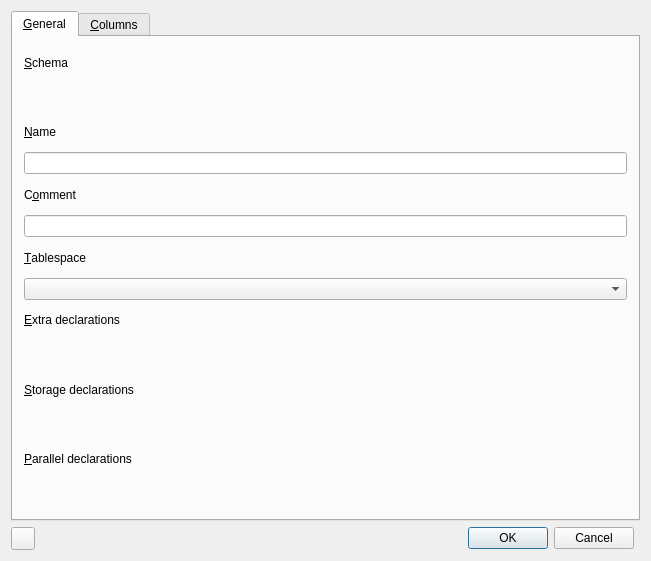
Above: src/tobrowsertableui.ui from tora-tool/tora before the change. Below: the same form after it.
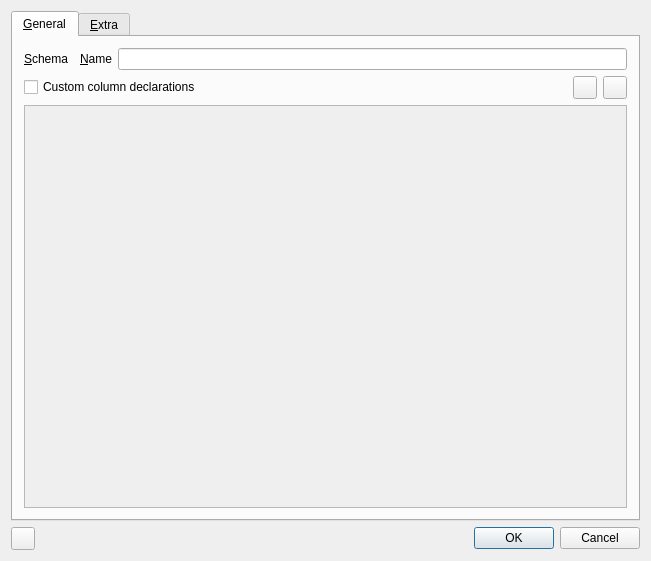
That is the form after the change. Icons and pictures are not drawn. Custom widgets are drawn as their Qt base class.

Commit message: CreateTable changes: UI - moved column list to first tab, fix problems with additional table parameters, fix problem with NUMBER type without size specified.

Patch:
```diff
--- a/src/tobrowsertableui.ui
+++ b/src/tobrowsertableui.ui
@@ -13,47 +13,8 @@
   <property name="windowTitle">
    <string>Table columns</string>
   </property>
-  <layout class="QGridLayout">
-   <property name="margin">
-    <number>11</number>
-   </property>
-   <property name="spacing">
-    <number>6</number>
-   </property>
-   <item row="1" column="0">
-    <widget class="QToolButton" name="ShowSql">
-     <property name="focusPolicy">
-      <enum>Qt::StrongFocus</enum>
-     </property>
-     <property name="toolTip">
-      <string>Display SQL to create this constraint</string>
-     </property>
-     <property name="text">
-      <string/>
-     </property>
-     <property name="icon">
-      <iconset resource="tora.qrc">
-       <normaloff>:/icons/sql.xpm</normaloff>:/icons/sql.xpm</iconset>
-     </property>
-    </widget>
-   </item>
-   <item row="1" column="1">
-    <spacer>
-     <property name="orientation">
-      <enum>Qt::Horizontal</enum>
-     </property>
-     <property name="sizeType">
-      <enum>QSizePolicy::Expanding</enum>
-     </property>
-     <property name="sizeHint" stdset="0">
-      <size>
-       <width>20</width>
-       <height>20</height>
-      </size>
-     </property>
-    </spacer>
-   </item>
-   <item row="0" column="0" colspan="4">
+  <layout class="QVBoxLayout" name="verticalLayout_3">
+   <item>
     <widget class="QTabWidget" name="Tabs">
      <property name="currentIndex">
       <number>0</number>
@@ -62,7 +23,9 @@
       <attribute name="title">
        <string>&amp;General</string>
       </attribute>
-      <layout class="QVBoxLayout">
+      <layout class="QVBoxLayout" name="verticalLayout_4">
+       <item>
+        <layout class="QHBoxLayout" name="hlSchemaName">
        <item>
         <widget class="QLabel" name="SchemaLabel">
          <property name="text">
@@ -95,6 +58,77 @@
        <item>
         <widget class="QLineEdit" name="Name"/>
        </item>
+        </layout>
+       </item>
+       <item>
+        <layout class="QHBoxLayout" name="hlColumnActions">
+         <item>
+          <widget class="QCheckBox" name="CustomDeclarations">
+           <property name="text">
+            <string>Custom column declarations</string>
+           </property>
+          </widget>
+         </item>
+         <item>
+          <spacer>
+           <property name="orientation">
+            <enum>Qt::Horizontal</enum>
+           </property>
+           <property name="sizeType">
+            <enum>QSizePolicy::Expanding</enum>
+           </property>
+           <property name="sizeHint" stdset="0">
+            <size>
+             <width>340</width>
+             <height>21</height>
+            </size>
+           </property>
+          </spacer>
+         </item>
+         <item>
+          <widget class="QToolButton" name="AddColumn">
+           <property name="focusPolicy">
+            <enum>Qt::TabFocus</enum>
+           </property>
+           <property name="text">
+            <string/>
+           </property>
+           <property name="icon">
+            <iconset resource="tora.qrc">
+             <normaloff>:/icons/add.xpm</normaloff>:/icons/add.xpm</iconset>
+           </property>
+          </widget>
+         </item>
+         <item>
+          <widget class="QToolButton" name="RemoveColumn">
+           <property name="focusPolicy">
+            <enum>Qt::TabFocus</enum>
+           </property>
+           <property name="text">
+            <string/>
+           </property>
+           <property name="icon">
+            <iconset resource="tora.qrc">
+             <normaloff>:/icons/minus.xpm</normaloff>:/icons/minus.xpm</iconset>
+           </property>
+          </widget>
+         </item>
+        </layout>
+       </item>
+       <item>
+        <widget class="QScrollArea" name="ColumnList">
+         <property name="focusPolicy">
+          <enum>Qt::StrongFocus</enum>
+         </property>
+        </widget>
+       </item>
+      </layout>
+     </widget>
+     <widget class="QWidget" name="ExtraTab">
+      <attribute name="title">
+       <string>&amp;Extra</string>
+      </attribute>
+      <layout class="QVBoxLayout">
        <item>
         <widget class="QLabel" name="CommentLabel">
          <property name="text">
@@ -189,22 +223,17 @@
        </item>
       </layout>
      </widget>
-     <widget class="QWidget" name="ColumnTab">
-      <attribute name="title">
-       <string>&amp;Columns</string>
-      </attribute>
-      <layout class="QGridLayout">
-       <item row="1" column="0" colspan="4">
-        <widget class="QScrollArea" name="ColumnList">
+    </widget>
+   </item>
+   <item>
+    <layout class="QHBoxLayout" name="hlActions">
+     <item>
+      <widget class="QToolButton" name="ShowSql">
          <property name="focusPolicy">
           <enum>Qt::StrongFocus</enum>
          </property>
-        </widget>
-       </item>
-       <item row="0" column="2">
-        <widget class="QToolButton" name="AddColumn">
-         <property name="focusPolicy">
-          <enum>Qt::TabFocus</enum>
+       <property name="toolTip">
+        <string>Display SQL to create this constraint</string>
          </property>
          <property name="text">
           <string/>
@@ -215,21 +244,7 @@
          </property>
         </widget>
        </item>
-       <item row="0" column="3">
-        <widget class="QToolButton" name="RemoveColumn">
-         <property name="focusPolicy">
-          <enum>Qt::TabFocus</enum>
-         </property>
-         <property name="text">
-          <string/>
-         </property>
-         <property name="icon">
-          <iconset resource="tora.qrc">
-           <normaloff>:/icons/minus.xpm</normaloff>:/icons/minus.xpm</iconset>
-         </property>
-        </widget>
-       </item>
-       <item row="0" column="1">
+     <item>
         <spacer>
          <property name="orientation">
           <enum>Qt::Horizontal</enum>
@@ -239,24 +254,13 @@
          </property>
          <property name="sizeHint" stdset="0">
           <size>
-           <width>340</width>
-           <height>21</height>
+         <width>20</width>
+         <height>20</height>
           </size>
          </property>
         </spacer>
        </item>
-       <item row="0" column="0">
-        <widget class="QCheckBox" name="CustomDeclarations">
-         <property name="text">
-          <string>Custom column declarations</string>
-         </property>
-        </widget>
-       </item>
-      </layout>
-     </widget>
-    </widget>
-   </item>
-   <item row="1" column="2">
+     <item>
     <widget class="QDialogButtonBox" name="ButtonBox">
      <property name="enabled">
       <bool>true</bool>
@@ -267,6 +271,8 @@
     </widget>
    </item>
   </layout>
+   </item>
+  </layout>
  </widget>
  <layoutdefault spacing="6" margin="11"/>
  <customwidgets>
```
Left out of the diff: 77 changed lines with no effect on the pictures. Lines whose indentation alone changed are shown as unchanged. The commit also changes 4 other files.
